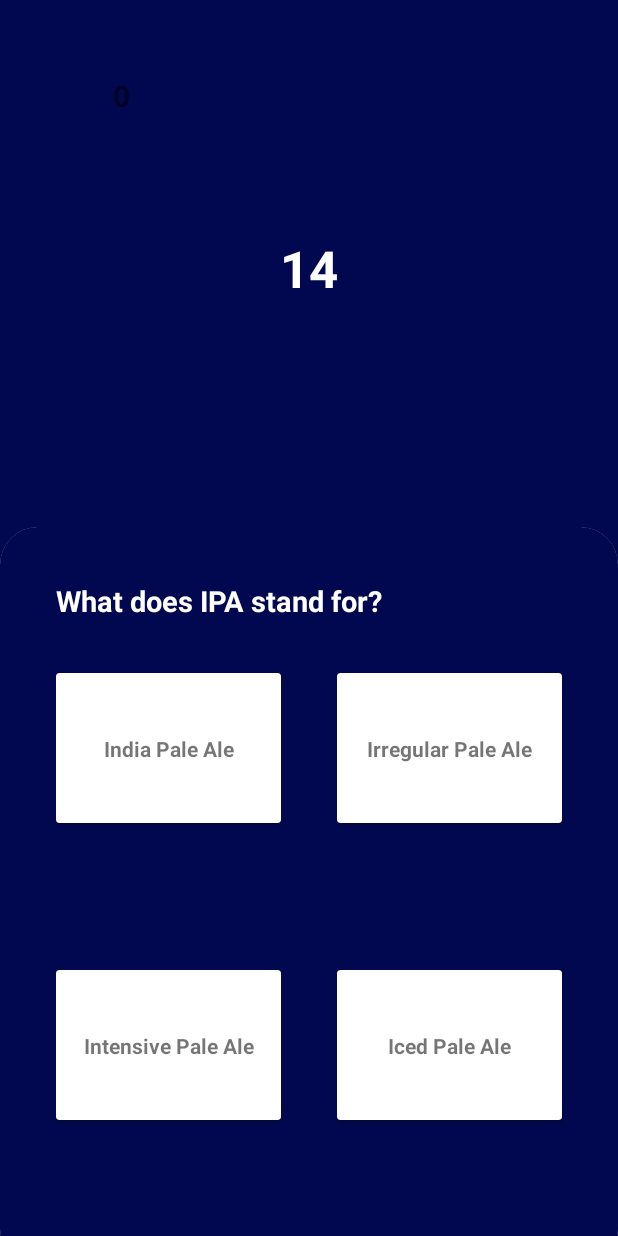
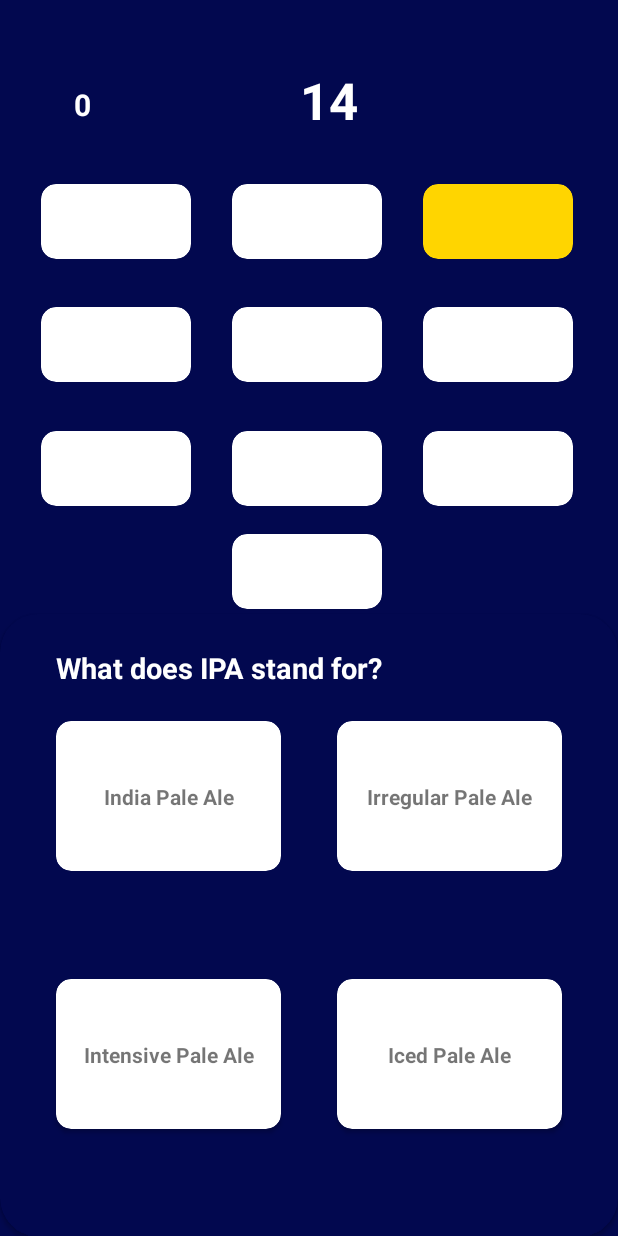
Before and after one commit to SkyMalcolm/QuizApp, an Android app: the PlayActivity screen opened directly, with no data from a screen before it, on a phone screen of 412 x 824 dp. Run offline under Robolectric (Android 15) with nearby library versions, the phone set to English and light mode, and no system bars.

Commit message:
Espresso House

```diff
--- a/app/src/main/java/com/example/quizapp/Konstanter.kt
+++ b/app/src/main/java/com/example/quizapp/Konstanter.kt
@@ -18,7 +18,7 @@ object Konstanter {
 
         questionsList.add(question1)
 
-      /*  val question2 = Questions(
+        val question2 = Questions(
             2,
             "What year did World War II end?",
             "1939",
@@ -125,7 +125,7 @@ object Konstanter {
 
         questionsList.add(question10)
 
-       */
+
 
         return questionsList
 
--- a/app/src/main/res/layout/activity_main.xml
+++ b/app/src/main/res/layout/activity_main.xml
@@ -14,6 +14,7 @@
         android:layout_marginTop="30dp"
         android:layout_marginBottom="-150dp"
         android:text="Who wants to be a millionaire"
+        android:textColor="#FFFFFF"
         android:textSize="27sp"
         android:textStyle="bold"
         app:layout_constraintBottom_toTopOf="@+id/playButton"
--- a/app/src/main/res/layout/activity_play_activity.xml
+++ b/app/src/main/res/layout/activity_play_activity.xml
@@ -8,38 +8,42 @@
     tools:context=".PlayActivity">
 
 
-
  <TextView
      android:id="@+id/scoreCount"
      android:layout_width="wrap_content"
      android:layout_height="wrap_content"
-     android:layout_marginTop="50dp"
-     android:layout_marginEnd="250dp"
+     android:layout_marginStart="20dp"
+     android:layout_marginTop="56dp"
+     android:text="0/10"
+     android:textColor="#FFFFFF"
      android:textSize="20sp"
      android:textStyle="bold"
-     app:layout_constraintEnd_toEndOf="parent"
+     app:layout_constraintEnd_toStartOf="@+id/txtTime"
+     app:layout_constraintHorizontal_bias="0.175"
      app:layout_constraintStart_toStartOf="parent"
      app:layout_constraintTop_toTopOf="parent" />
-
 
  <TextView
      android:id="@+id/txtTime"
      android:layout_width="wrap_content"
      android:layout_height="wrap_content"
-     android:layout_marginTop="156dp"
+     android:layout_marginStart="30dp"
+     android:layout_marginTop="44dp"
      android:text="Time Remaining"
      android:textColor="#FFFFFF"
      android:textSize="34sp"
      android:textStyle="bold"
      app:layout_constraintEnd_toEndOf="parent"
+     app:layout_constraintHorizontal_bias="0.496"
      app:layout_constraintStart_toStartOf="parent"
      app:layout_constraintTop_toTopOf="parent" />
 
  <androidx.cardview.widget.CardView
+     android:id="@+id/cardView"
      android:layout_width="match_parent"
      android:layout_height="0dp"
-     android:layout_marginTop="150dp"
-     android:layout_marginBottom="-20dp"
+     android:layout_marginTop="320dp"
+     app:cardBackgroundColor="#02084f"
      app:cardCornerRadius="25dp"
      app:layout_constraintBottom_toBottomOf="parent"
      app:layout_constraintEnd_toEndOf="parent"
@@ -50,8 +54,7 @@
   <androidx.constraintlayout.widget.ConstraintLayout
       android:id="@+id/mainCardView"
       android:layout_width="match_parent"
-      android:layout_height="match_parent"
-      android:background="#02084f">
+      android:layout_height="match_parent">
 
    <TextView
        android:id="@+id/questionAsked"
@@ -71,6 +74,7 @@
        android:layout_height="100dp"
        android:background="@color/onClickGreen"
        android:tag="1"
+       app:cardCornerRadius="10dp"
        app:layout_constraintBottom_toTopOf="@+id/cardAnswer3"
        app:layout_constraintEnd_toStartOf="@+id/cardAnswer2"
        app:layout_constraintHorizontal_bias="0.5"
@@ -99,6 +103,7 @@
        android:layout_width="150dp"
        android:layout_height="100dp"
        android:tag="2"
+       app:cardCornerRadius="10dp"
        app:layout_constraintBottom_toTopOf="@+id/cardAnswer4"
        app:layout_constraintEnd_toEndOf="parent"
        app:layout_constraintHorizontal_bias="0.5"
@@ -127,6 +132,7 @@
        android:layout_width="150dp"
        android:layout_height="100dp"
        android:tag="3"
+       app:cardCornerRadius="10dp"
        app:layout_constraintBottom_toBottomOf="parent"
        app:layout_constraintEnd_toStartOf="@+id/cardAnswer4"
        app:layout_constraintHorizontal_bias="0.5"
@@ -155,6 +161,7 @@
        android:layout_width="150dp"
        android:layout_height="100dp"
        android:tag="4"
+       app:cardCornerRadius="10dp"
        app:layout_constraintBottom_toBottomOf="parent"
        app:layout_constraintEnd_toEndOf="parent"
        app:layout_constraintHorizontal_bias="0.5"
@@ -181,4 +188,142 @@
   </androidx.constraintlayout.widget.ConstraintLayout>
  </androidx.cardview.widget.CardView>
 
+ <androidx.constraintlayout.widget.ConstraintLayout
+     android:id="@+id/contentConstraint"
+     android:layout_width="409dp"
+     android:layout_height="319dp"
+     app:layout_constraintBottom_toTopOf="@+id/cardView"
+     app:layout_constraintEnd_toEndOf="parent"
+     app:layout_constraintHorizontal_bias="0.0"
+     app:layout_constraintStart_toStartOf="parent"
+     app:layout_constraintTop_toBottomOf="@+id/txtTime"
+     app:layout_constraintVertical_bias="1.0">
+
+  <androidx.cardview.widget.CardView
+      android:id="@+id/prize1"
+      android:layout_width="100dp"
+      android:layout_height="50dp"
+      android:layout_marginTop="15dp"
+      app:cardCornerRadius="10dp"
+      app:layout_constraintBottom_toBottomOf="parent"
+      app:layout_constraintEnd_toEndOf="parent"
+      app:layout_constraintStart_toStartOf="parent"
+      app:layout_constraintTop_toBottomOf="@+id/prize5">
+
+  </androidx.cardview.widget.CardView>
+
+  <androidx.cardview.widget.CardView
+      android:id="@+id/prize2"
+      android:layout_width="100dp"
+      android:layout_height="50dp"
+      android:layout_marginBottom="40dp"
+      app:cardCornerRadius="10dp"
+      app:layout_constraintBottom_toBottomOf="parent"
+      app:layout_constraintEnd_toStartOf="@+id/prize5"
+      app:layout_constraintHorizontal_bias="0.5"
+      app:layout_constraintStart_toStartOf="parent"
+      app:layout_constraintTop_toBottomOf="@+id/prize3" />
+
+  <androidx.cardview.widget.CardView
+      android:id="@+id/prize3"
+      android:layout_width="100dp"
+      android:layout_height="50dp"
+      app:cardCornerRadius="10dp"
+      app:layout_constraintBottom_toTopOf="@+id/prize2"
+      app:layout_constraintEnd_toStartOf="@+id/prize6"
+      app:layout_constraintHorizontal_bias="0.5"
+      app:layout_constraintStart_toStartOf="parent"
+      app:layout_constraintTop_toBottomOf="@+id/prize4" />
+
+  <androidx.cardview.widget.CardView
+      android:id="@+id/prize4"
+      android:layout_width="100dp"
+      android:layout_height="50dp"
+      app:cardCornerRadius="10dp"
+      app:layout_constraintBottom_toTopOf="@+id/prize3"
+      app:layout_constraintEnd_toStartOf="@+id/prize7"
+      app:layout_constraintHorizontal_bias="0.5"
+      app:layout_constraintStart_toStartOf="parent"
+      app:layout_constraintTop_toTopOf="parent" />
+
+  <androidx.cardview.widget.CardView
+      android:id="@+id/prize8"
+      android:layout_width="100dp"
+      android:layout_height="50dp"
+      android:layout_marginBottom="40dp"
+      app:cardCornerRadius="10dp"
+      app:layout_constraintBottom_toBottomOf="parent"
+      app:layout_constraintEnd_toEndOf="parent"
+      app:layout_constraintHorizontal_bias="0.5"
+      app:layout_constraintStart_toEndOf="@+id/prize5"
+      app:layout_constraintTop_toBottomOf="@+id/prize9">
+
+  </androidx.cardview.widget.CardView>
+
+  <androidx.cardview.widget.CardView
+      android:id="@+id/prize9"
+      android:layout_width="100dp"
+      android:layout_height="50dp"
+      app:cardCornerRadius="10dp"
+      app:layout_constraintBottom_toTopOf="@+id/prize8"
+      app:layout_constraintEnd_toEndOf="parent"
+      app:layout_constraintHorizontal_bias="0.5"
+      app:layout_constraintStart_toEndOf="@+id/prize6"
+      app:layout_constraintTop_toBottomOf="@+id/prize10">
+
+  </androidx.cardview.widget.CardView>
+
+  <androidx.cardview.widget.CardView
+      android:id="@+id/prize10"
+      android:layout_width="100dp"
+      android:layout_height="50dp"
+      app:cardBackgroundColor="#FFD500"
+      app:cardCornerRadius="10dp"
+      app:layout_constraintBottom_toTopOf="@+id/prize9"
+      app:layout_constraintEnd_toEndOf="parent"
+      app:layout_constraintHorizontal_bias="0.5"
+      app:layout_constraintStart_toEndOf="@+id/prize7"
+      app:layout_constraintTop_toTopOf="parent" />
+
+  <androidx.cardview.widget.CardView
+      android:id="@+id/prize5"
+      android:layout_width="100dp"
+      android:layout_height="50dp"
+      android:layout_marginBottom="40dp"
+      app:cardCornerRadius="10dp"
+      app:layout_constraintBottom_toBottomOf="parent"
+      app:layout_constraintEnd_toStartOf="@+id/prize8"
+      app:layout_constraintHorizontal_bias="0.5"
+      app:layout_constraintStart_toEndOf="@+id/prize2"
+      app:layout_constraintTop_toBottomOf="@+id/prize6">
+
+  </androidx.cardview.widget.CardView>
+
+  <androidx.cardview.widget.CardView
+      android:id="@+id/prize6"
+      android:layout_width="100dp"
+      android:layout_height="50dp"
+      app:cardCornerRadius="10dp"
+      app:layout_constraintBottom_toTopOf="@+id/prize5"
+      app:layout_constraintEnd_toStartOf="@+id/prize9"
+      app:layout_constraintHorizontal_bias="0.5"
+      app:layout_constraintStart_toEndOf="@+id/prize3"
+      app:layout_constraintTop_toBottomOf="@+id/prize7">
+
+  </androidx.cardview.widget.CardView>
+
+  <androidx.cardview.widget.CardView
+      android:id="@+id/prize7"
+      android:layout_width="100dp"
+      android:layout_height="50dp"
+      app:cardCornerRadius="10dp"
+      app:layout_constraintBottom_toTopOf="@+id/prize6"
+      app:layout_constraintEnd_toStartOf="@+id/prize10"
+      app:layout_constraintHorizontal_bias="0.5"
+      app:layout_constraintStart_toEndOf="@+id/prize4"
+      app:layout_constraintTop_toTopOf="parent" />
+
+
+ </androidx.constraintlayout.widget.ConstraintLayout>
+
 </androidx.constraintlayout.widget.ConstraintLayout>
--- a/app/src/main/res/layout/activity_win.xml
+++ b/app/src/main/res/layout/activity_win.xml
@@ -12,8 +12,9 @@
         android:layout_width="wrap_content"
         android:layout_height="wrap_content"
         android:text="Congratulations!"
+        android:textColor="#FFFFFF"
+        android:textSize="20sp"
         android:textStyle="bold"
-        android:textSize="20sp"
         app:layout_constraintBottom_toBottomOf="parent"
         app:layout_constraintEnd_toEndOf="parent"
         app:layout_constraintStart_toStartOf="parent"
@@ -25,8 +26,9 @@
         android:layout_height="wrap_content"
         android:layout_marginTop="50dp"
         android:text="You answered everything correct!"
+        android:textColor="#FFFFFF"
+        android:textSize="15sp"
         android:textStyle="bold"
-        android:textSize="15sp"
         app:layout_constraintEnd_toEndOf="parent"
         app:layout_constraintStart_toStartOf="parent"
         app:layout_constraintTop_toBottomOf="@+id/textView2" />
```
